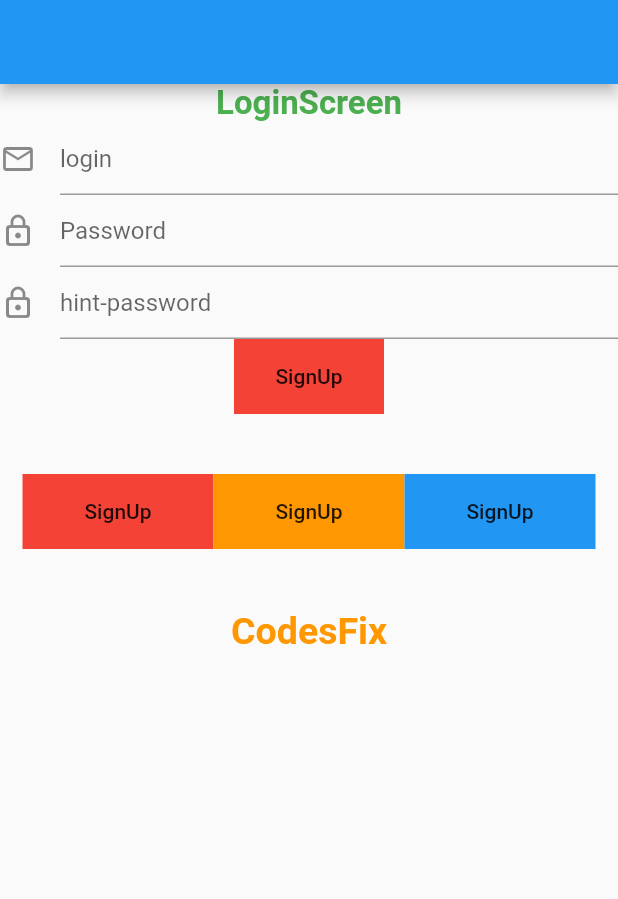
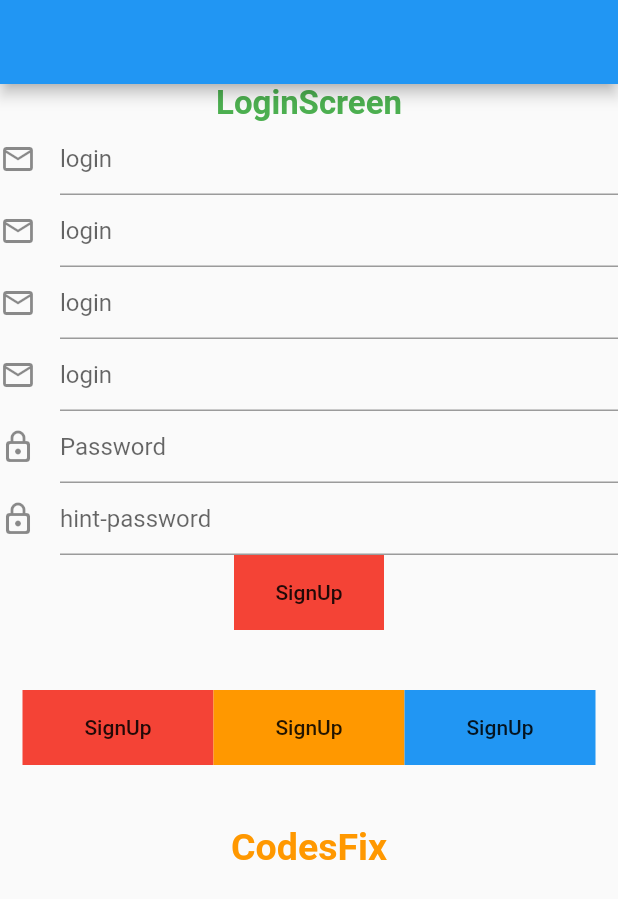
Before and after one commit to Zia0Khan1/DemoRepository, a Flutter app: the screen it shows after launch, on a phone screen of 412 x 824 dp. Shown: the top 899 px of the screen. Run offline on Flutter 3.47's test engine with Material 2 defaults, Android fonts, the phone set to English and light mode, and no system bars.

Commit message:
2nd commit sample

```diff
--- a/lib/App/views/login.dart
+++ b/lib/App/views/login.dart
@@ -21,7 +21,16 @@ class _LoginScreenState extends State<LoginScreen> {
             HeadingWidget(
               myText: "LoginScreen",
             ),
-
+            CustomTextField(
+              hinttext: "login",
+              myIcon: Icons.email_outlined,
+            ),      CustomTextField(
+              hinttext: "login",
+              myIcon: Icons.email_outlined,
+            ),      CustomTextField(
+              hinttext: "login",
+              myIcon: Icons.email_outlined,
+            ),
             CustomTextField(
               hinttext: "login",
               myIcon: Icons.email_outlined,
--- a/lib/App/views/sign_up_screen.dart
+++ b/lib/App/views/sign_up_screen.dart
@@ -11,7 +11,7 @@ class SignUpScreen extends StatefulWidget {
 class _SignUpScreenState extends State<SignUpScreen> {
   @override
   Widget build(BuildContext context) {
-    return Scaffold(g
+    return Scaffold(
       appBar: AppBar(),
       body: Column(
 
```
